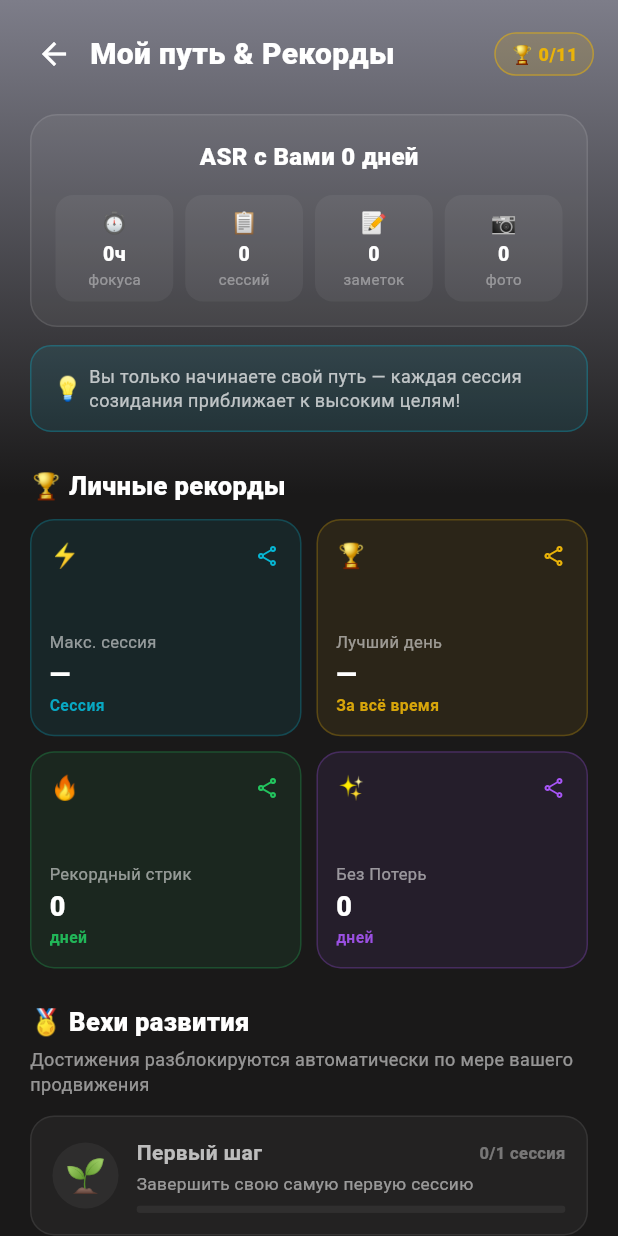
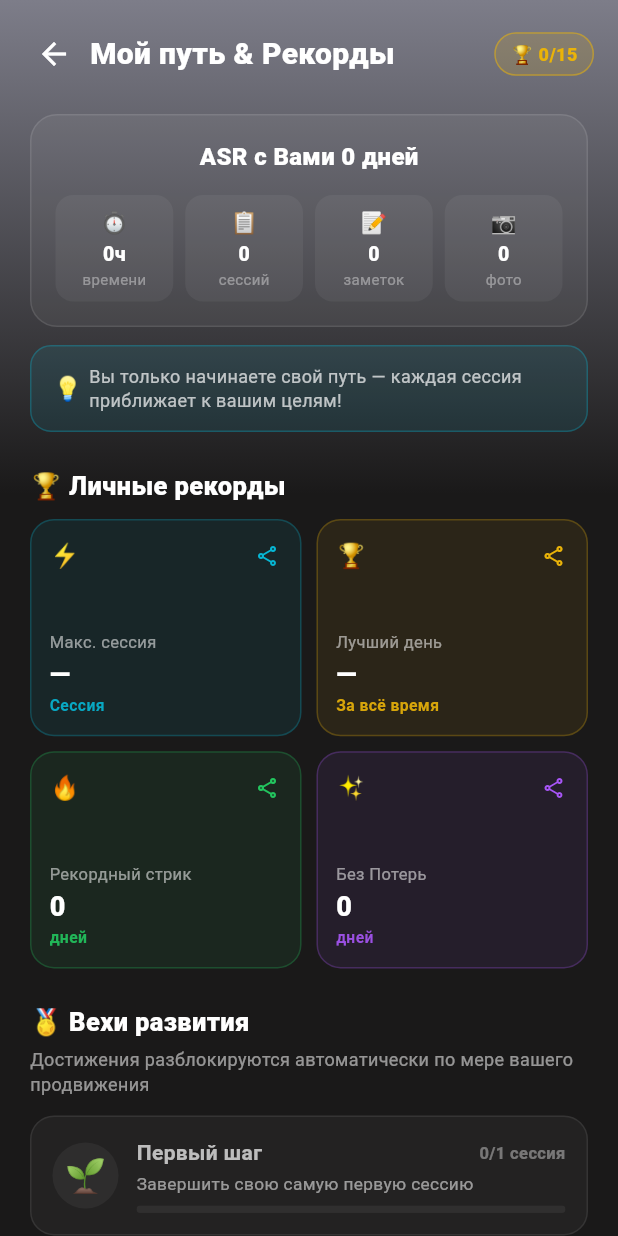
Before and after one commit to umareld1yarov/ASR, a Flutter app: the screen it shows after launch, item 5 of the bottom bar chosen, after a tap on "Мой путь & Рекорды", on a phone screen of 412 x 824 dp. Run offline on Flutter 3.47's test engine with Material 3 defaults, Android fonts, the phone set to English and light mode, and no system bars; our stand-ins replace audioplayers, flutter_riverpod, image_picker, isar_community, share_plus, shared_preferences; accounts and stored records are empty; generated files the repository leaves out were written again.

Commit message:
Улучшил мой путь и рекорды с Клодом

```diff
--- /dev/null
+++ b/devtools_options.yaml
@@ -0,0 +1,3 @@
+description: This file stores settings for Dart & Flutter DevTools.
+documentation: https://docs.flutter.dev/tools/devtools/extensions#configure-extension-enablement-states
+extensions:
--- a/lib/features/profile/application/milestones_provider.dart
+++ b/lib/features/profile/application/milestones_provider.dart
@@ -29,24 +29,20 @@ class Milestone {
 }
 
 /// Провайдер вычисления достижений (вех развития) на основе всей истории.
+/// Каждая веха привязана к ОДНОЙ конкретной категории — без агрегатов,
+/// суммирующих разные категории в единый "балл продуктивности".
 final milestonesProvider = FutureProvider<List<Milestone>>((ref) async {
   final journeyStats = await ref.watch(lifetimeJourneyStatsProvider.future);
   final breakdown = await ref.watch(lifetimeBreakdownProvider.future);
   final records = await ref.watch(personalRecordsProvider.future);
 
-  // Категории продуктивного фокуса (созидание на 100%): Работа, Развитие, Религия, Спорт, Финансы
-  final productiveFocusSec = (breakdown[ActivityCategory.work.storageKey] ?? 0) +
-      (breakdown[ActivityCategory.growth.storageKey] ?? 0) +
-      (breakdown[ActivityCategory.religion.storageKey] ?? 0) +
-      (breakdown[ActivityCategory.sport.storageKey] ?? 0) +
-      (breakdown[ActivityCategory.finance.storageKey] ?? 0);
-
-  final productiveFocusHours = productiveFocusSec ~/ 3600;
-
-  final growthHours = (breakdown[ActivityCategory.growth.storageKey] ?? 0) ~/ 3600;
+  final growthHours =
+      (breakdown[ActivityCategory.growth.storageKey] ?? 0) ~/ 3600;
   final workHours = (breakdown[ActivityCategory.work.storageKey] ?? 0) ~/ 3600;
-  final sportHours = (breakdown[ActivityCategory.sport.storageKey] ?? 0) ~/ 3600;
-  final religionHours = (breakdown[ActivityCategory.religion.storageKey] ?? 0) ~/ 3600;
+  final sportHours =
+      (breakdown[ActivityCategory.sport.storageKey] ?? 0) ~/ 3600;
+  final religionHours =
+      (breakdown[ActivityCategory.religion.storageKey] ?? 0) ~/ 3600;
   final restHours = (breakdown[ActivityCategory.rest.storageKey] ?? 0) ~/ 3600;
   final noWasteDays = records.longestNoWasteStreakDays;
 
@@ -61,60 +57,44 @@ final milestonesProvider = FutureProvider<List<Milestone>>((ref) async {
       target: 1,
       unit: 'сессия',
     ),
+
+    // ── Развитие: 5ч → 25ч → 100ч ──
     Milestone(
-      id: 'focus_10h',
-      emoji: '⚡',
-      title: 'Инициация',
-      description: 'Накопить 10 часов Продуктивного фокуса (работа, учёба, спорт, духовность)',
-      isUnlocked: productiveFocusHours >= 10,
-      currentProgress: productiveFocusHours,
-      target: 10,
-      unit: 'ч фокуса',
-    ),
-    Milestone(
-      id: 'focus_50h',
-      emoji: '🔥',
-      title: 'Глубокое погружение',
-      description: 'Накопить 50 часов Продуктивного фокуса',
-      isUnlocked: productiveFocusHours >= 50,
-      currentProgress: productiveFocusHours,
-      target: 50,
-      unit: 'ч фокуса',
-    ),
-    Milestone(
-      id: 'focus_100h',
-      emoji: '🥇',
-      title: '100 часов Мастерства',
-      description: 'Достичь 100 часов Продуктивного фокуса в жизни',
-      isUnlocked: productiveFocusHours >= 100,
-      currentProgress: productiveFocusHours,
-      target: 100,
-      unit: 'ч фокуса',
-    ),
-    Milestone(
-      id: 'focus_500h',
-      emoji: '👑',
-      title: 'Легенда дисциплины',
-      description: 'Достичь 500 часов Продуктивного фокуса',
-      isUnlocked: productiveFocusHours >= 500,
-      currentProgress: productiveFocusHours,
-      target: 500,
-      unit: 'ч фокуса',
-    ),
-    Milestone(
-      id: 'growth_master',
-      emoji: '📚',
-      title: 'Жажда знаний',
-      description: 'Посвятить 10 часов категории «Развитие»',
-      isUnlocked: growthHours >= 10,
+      id: 'growth_5h',
+      emoji: '📖',
+      title: 'Первые страницы',
+      description: 'Посвятить 5 часов категории «Развитие»',
+      isUnlocked: growthHours >= 5,
       currentProgress: growthHours,
-      target: 10,
+      target: 5,
       unit: 'ч',
     ),
     Milestone(
-      id: 'work_master',
-      emoji: '💼',
-      title: 'Архитектор проектов',
+      id: 'growth_25h',
+      emoji: '📚',
+      title: 'Жажда знаний',
+      description: 'Посвятить 25 часов категории «Развитие»',
+      isUnlocked: growthHours >= 25,
+      currentProgress: growthHours,
+      target: 25,
+      unit: 'ч',
+    ),
+    Milestone(
+      id: 'growth_100h',
+      emoji: '🎓',
+      title: 'Путь мастерства',
+      description: 'Посвятить 100 часов категории «Развитие»',
+      isUnlocked: growthHours >= 100,
+      currentProgress: growthHours,
+      target: 100,
+      unit: 'ч',
+    ),
+
+    // ── Работа: 20ч → 100ч → 400ч ──
+    Milestone(
+      id: 'work_20h',
+      emoji: '🧭',
+      title: 'Первые шаги в деле',
       description: 'Посвятить 20 часов категории «Работа»',
       isUnlocked: workHours >= 20,
       currentProgress: workHours,
@@ -122,25 +102,91 @@ final milestonesProvider = FutureProvider<List<Milestone>>((ref) async {
       unit: 'ч',
     ),
     Milestone(
-      id: 'sport_master',
-      emoji: '💪',
-      title: 'Железная воля',
-      description: 'Посвятить 10 часов категории «Спорт»',
-      isUnlocked: sportHours >= 10,
-      currentProgress: sportHours,
-      target: 10,
+      id: 'work_100h',
+      emoji: '💼',
+      title: 'Архитектор проектов',
+      description: 'Посвятить 100 часов категории «Работа»',
+      isUnlocked: workHours >= 100,
+      currentProgress: workHours,
+      target: 100,
       unit: 'ч',
     ),
     Milestone(
-      id: 'religion_master',
-      emoji: '🕌',
-      title: 'Духовный рост',
-      description: 'Посвятить 10 часов категории «Религия»',
-      isUnlocked: religionHours >= 10,
-      currentProgress: religionHours,
-      target: 10,
+      id: 'work_400h',
+      emoji: '🏗️',
+      title: 'Строитель наследия',
+      description: 'Посвятить 400 часов категории «Работа»',
+      isUnlocked: workHours >= 400,
+      currentProgress: workHours,
+      target: 400,
       unit: 'ч',
     ),
+
+    // ── Спорт: 5ч → 20ч → 75ч ──
+    Milestone(
+      id: 'sport_5h',
+      emoji: '🏃',
+      title: 'Первый рывок',
+      description: 'Посвятить 5 часов категории «Спорт»',
+      isUnlocked: sportHours >= 5,
+      currentProgress: sportHours,
+      target: 5,
+      unit: 'ч',
+    ),
+    Milestone(
+      id: 'sport_20h',
+      emoji: '💪',
+      title: 'Железная воля',
+      description: 'Посвятить 20 часов категории «Спорт»',
+      isUnlocked: sportHours >= 20,
+      currentProgress: sportHours,
+      target: 20,
+      unit: 'ч',
+    ),
+    Milestone(
+      id: 'sport_75h',
+      emoji: '🏆',
+      title: 'Атлет дисциплины',
+      description: 'Посвятить 75 часов категории «Спорт»',
+      isUnlocked: sportHours >= 75,
+      currentProgress: sportHours,
+      target: 75,
+      unit: 'ч',
+    ),
+
+    // ── Религия: 5ч → 25ч → 100ч ──
+    Milestone(
+      id: 'religion_5h',
+      emoji: '🕌',
+      title: 'Первые шаги веры',
+      description: 'Посвятить 5 часов категории «Религия»',
+      isUnlocked: religionHours >= 5,
+      currentProgress: religionHours,
+      target: 5,
+      unit: 'ч',
+    ),
+    Milestone(
+      id: 'religion_25h',
+      emoji: '🌙',
+      title: 'Духовный рост',
+      description: 'Посвятить 25 часов категории «Религия»',
+      isUnlocked: religionHours >= 25,
+      currentProgress: religionHours,
+      target: 25,
+      unit: 'ч',
+    ),
+    Milestone(
+      id: 'religion_100h',
+      emoji: '✨',
+      title: 'Постоянство в вере',
+      description: 'Посвятить 100 часов категории «Религия»',
+      isUnlocked: religionHours >= 100,
+      currentProgress: religionHours,
+      target: 100,
+      unit: 'ч',
+    ),
+
+    // ── Отдых: один порог, это не про "достижение" в чистом виде ──
     Milestone(
       id: 'rest_master',
       emoji: '🌴',
@@ -151,6 +197,7 @@ final milestonesProvider = FutureProvider<List<Milestone>>((ref) async {
       target: 10,
       unit: 'ч',
     ),
+
     Milestone(
       id: 'no_waste_guard',
       emoji: '🛡️',
@@ -164,22 +211,24 @@ final milestonesProvider = FutureProvider<List<Milestone>>((ref) async {
   ];
 });
 
-/// Провайдер расчета вдохновляющей метафоры времени.
+/// Провайдер расчёта вдохновляющей метафоры времени — теперь считает
+/// от общего протрекано времени (все категории), без слова "фокус"
+/// и без противопоставления "продуктивного" и "непродуктивного".
 final timeMetaphorProvider = Provider.family<String, int>((ref, totalSeconds) {
   final hours = totalSeconds ~/ 3600;
   if (hours < 1) {
-    return 'Вы только начинаете свой путь — каждая сессия созидания приближает к высоким целям!';
+    return 'Вы только начинаете свой путь — каждая сессия приближает к вашим целям!';
   } else if (hours < 10) {
     final books = (hours * 0.5).toStringAsFixed(1);
-    return 'У Вас уже $hours ч Продуктивного фокуса — это равноценно прочтению около $books книг!';
+    return 'У вас уже $hours ч осознанного времени — это равноценно прочтению около $books книг!';
   } else if (hours < 50) {
     final books = (hours / 12 * 5).round();
-    return 'Вы отдали делу $hours ч Продуктивного фокуса — это как прочитать $books книг по 300 страниц!';
+    return 'Вы отдали делу $hours ч — это как прочитать $books книг по 300 страниц!';
   } else if (hours < 200) {
     final km = hours * 70;
-    return 'Ваш результат $hours ч Продуктивного фокуса — это как проехать $km км навстречу своей мечте!';
+    return 'Ваш результат $hours ч — это как проехать $km км навстречу своей мечте!';
   } else {
     final days = (hours / 24).toStringAsFixed(1);
-    return 'Потрясающе! $hours ч Продуктивного фокуса — это $days дней чистого созидания и работы на 100%!';
+    return 'Потрясающе! $hours ч — это $days дней осознанной, наполненной смыслом жизни!';
   }
 });
--- a/lib/features/profile/presentation/screens/journey_records_screen.dart
+++ b/lib/features/profile/presentation/screens/journey_records_screen.dart
@@ -14,9 +14,9 @@ class JourneyRecordsScreen extends ConsumerWidget {
   const JourneyRecordsScreen({super.key});
 
   static Future<void> show(BuildContext context) {
-    return Navigator.of(context).push(
-      MaterialPageRoute(builder: (_) => const JourneyRecordsScreen()),
-    );
+    return Navigator.of(
+      context,
+    ).push(MaterialPageRoute(builder: (_) => const JourneyRecordsScreen()));
   }
 
   String _formatHours(int seconds) {
@@ -40,10 +40,8 @@ class JourneyRecordsScreen extends ConsumerWidget {
     final recordsAsync = ref.watch(personalRecordsProvider);
     final milestonesAsync = ref.watch(milestonesProvider);
 
-    final unlockedCount = milestonesAsync.valueOrNull
-            ?.where((m) => m.isUnlocked)
-            .length ??
-        0;
+    final unlockedCount =
+        milestonesAsync.valueOrNull?.where((m) => m.isUnlocked).length ?? 0;
     final totalMilestones = milestonesAsync.valueOrNull?.length ?? 10;
 
     return Scaffold(
@@ -142,7 +140,7 @@ class JourneyRecordsScreen extends ConsumerWidget {
                                         _StatPill(
                                           emoji: '⏱️',
                                           value: '$hoursч',
-                                          label: 'фокуса',
+                                          label: 'времени',
                                         ),
                                         const SizedBox(width: 8),
                                         _StatPill(
@@ -175,14 +173,14 @@ class JourneyRecordsScreen extends ConsumerWidget {
                                   vertical: 12,
                                 ),
                                 decoration: BoxDecoration(
-                                  color: const Color(0xFF06B6D4).withValues(
-                                    alpha: 0.1,
-                                  ),
+                                  color: const Color(
+                                    0xFF06B6D4,
+                                  ).withValues(alpha: 0.1),
                                   borderRadius: BorderRadius.circular(14),
                                   border: Border.all(
-                                    color: const Color(0xFF06B6D4).withValues(
-                                      alpha: 0.3,
-                                    ),
+                                    color: const Color(
+                                      0xFF06B6D4,
+                                    ).withValues(alpha: 0.3),
                                   ),
                                 ),
                                 child: Row(
@@ -241,7 +239,8 @@ class JourneyRecordsScreen extends ConsumerWidget {
                                         records.longestSessionSeconds!,
                                       )
                                     : '—',
-                                subtitle: records.longestSessionName ?? 'Сессия',
+                                subtitle:
+                                    records.longestSessionName ?? 'Сессия',
                                 accentColor:
                                     records.longestSessionCategoryKey != null
                                     ? ActivityCategory.fromStorageKey(
@@ -325,16 +324,16 @@ class JourneyRecordsScreen extends ConsumerWidget {
                                 padding: const EdgeInsets.all(14),
                                 decoration: BoxDecoration(
                                   color: m.isUnlocked
-                                      ? const Color(0xFF22C55E).withValues(
-                                          alpha: 0.08,
-                                        )
+                                      ? const Color(
+                                          0xFF22C55E,
+                                        ).withValues(alpha: 0.08)
                                       : Colors.white.withValues(alpha: 0.04),
                                   borderRadius: BorderRadius.circular(16),
                                   border: Border.all(
                                     color: m.isUnlocked
-                                        ? const Color(0xFF22C55E).withValues(
-                                            alpha: 0.35,
-                                          )
+                                        ? const Color(
+                                            0xFF22C55E,
+                                          ).withValues(alpha: 0.35)
                                         : Colors.white.withValues(alpha: 0.08),
                                   ),
                                 ),
@@ -345,10 +344,12 @@ class JourneyRecordsScreen extends ConsumerWidget {
                                       height: 44,
                                       decoration: BoxDecoration(
                                         color: m.isUnlocked
-                                            ? const Color(0xFF22C55E).withValues(
-                                                alpha: 0.15,
-                                              )
-                                            : Colors.white.withValues(alpha: 0.05),
+                                            ? const Color(
+                                                0xFF22C55E,
+                                              ).withValues(alpha: 0.15)
+                                            : Colors.white.withValues(
+                                                alpha: 0.05,
+                                              ),
                                         shape: BoxShape.circle,
                                       ),
                                       alignment: Alignment.center,
```
Lines whose indentation alone changed are shown as unchanged.
